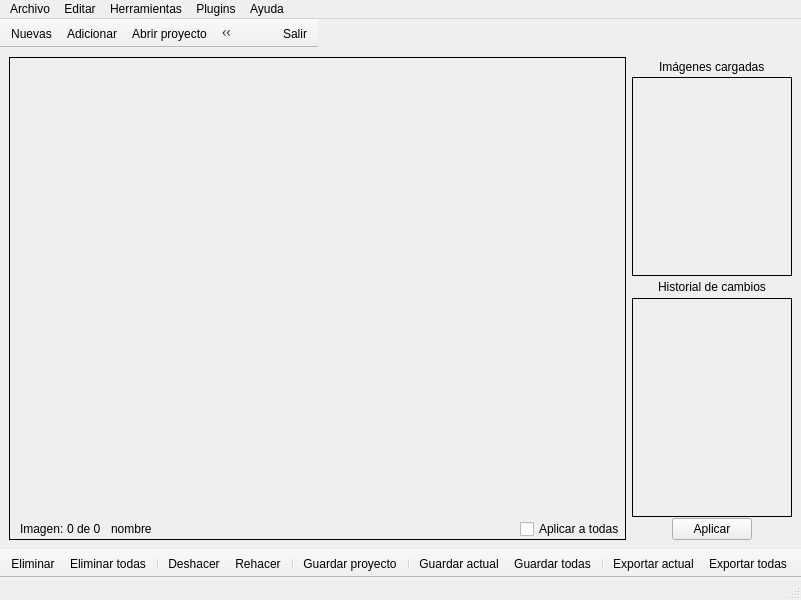
datwit/papirolux, file ui/principal.ui: the form before one commit.
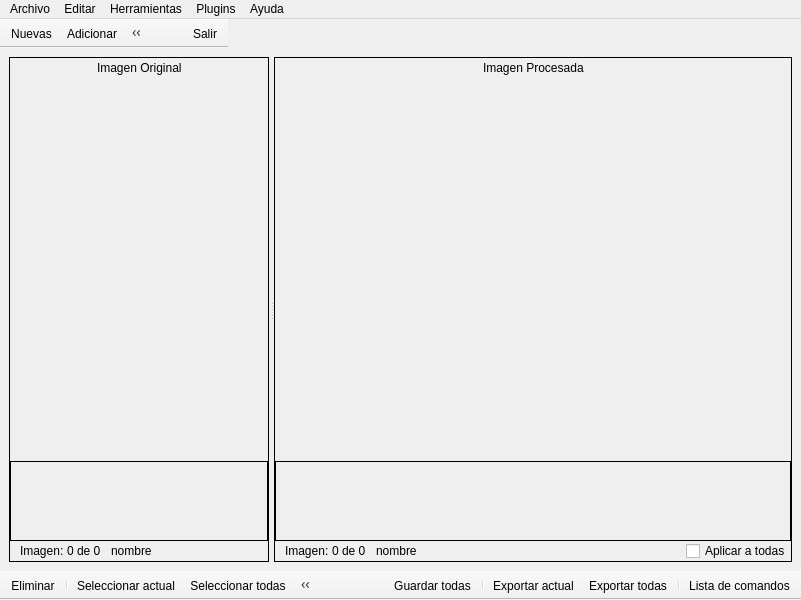
The form after the commit. Icons and pictures are not drawn.

Diff of the .ui file:
```diff
--- a/ui/principal.ui
+++ b/ui/principal.ui
@@ -18,266 +18,15 @@
     <normaloff>:/ayuda/recursos/imagenes/ayuda_rcs/icon_doclux.png</normaloff>:/ayuda/recursos/imagenes/ayuda_rcs/icon_doclux.png</iconset>
   </property>
   <widget class="QWidget" name="centralwidget">
-   <layout class="QGridLayout" name="gridLayout_8">
-    <item row="0" column="1">
-     <widget class="QWidget" name="widget" native="true">
-      <property name="minimumSize">
-       <size>
-        <width>160</width>
-        <height>0</height>
-       </size>
-      </property>
-      <property name="maximumSize">
-       <size>
-        <width>160</width>
-        <height>16777215</height>
-       </size>
-      </property>
-      <layout class="QVBoxLayout" name="verticalLayout_5">
-       <property name="spacing">
-        <number>1</number>
-       </property>
-       <property name="margin">
-        <number>0</number>
-       </property>
-       <item>
-        <layout class="QVBoxLayout" name="verticalLayout_4">
-         <property name="spacing">
-          <number>0</number>
-         </property>
-         <item>
-          <layout class="QHBoxLayout" name="horizontalLayout_4">
-           <item>
-            <spacer name="horizontalSpacer_6">
-             <property name="orientation">
-              <enum>Qt::Horizontal</enum>
-             </property>
-             <property name="sizeHint" stdset="0">
-              <size>
-               <width>40</width>
-               <height>20</height>
-              </size>
-             </property>
-            </spacer>
-           </item>
-           <item>
-            <widget class="QLabel" name="label_2">
-             <property name="text">
-              <string>Imágenes cargadas</string>
-             </property>
-            </widget>
-           </item>
-           <item>
-            <spacer name="horizontalSpacer_7">
-             <property name="orientation">
-              <enum>Qt::Horizontal</enum>
-             </property>
-             <property name="sizeHint" stdset="0">
-              <size>
-               <width>40</width>
-               <height>20</height>
-              </size>
-             </property>
-            </spacer>
-           </item>
-          </layout>
-         </item>
-         <item>
-          <widget class="QScrollArea" name="thumbCargadas">
-           <property name="frameShape">
-            <enum>QFrame::Box</enum>
-           </property>
-           <property name="frameShadow">
-            <enum>QFrame::Plain</enum>
-           </property>
-           <property name="lineWidth">
-            <number>1</number>
-           </property>
-           <property name="horizontalScrollBarPolicy">
-            <enum>Qt::ScrollBarAlwaysOff</enum>
-           </property>
-           <property name="widgetResizable">
-            <bool>true</bool>
-           </property>
-           <property name="alignment">
-            <set>Qt::AlignHCenter|Qt::AlignTop</set>
-           </property>
-           <widget class="QWidget" name="scrollAreaWidgetContents_4">
-            <property name="geometry">
-             <rect>
-              <x>0</x>
-              <y>0</y>
-              <width>156</width>
-              <height>194</height>
-             </rect>
-            </property>
-            <layout class="QVBoxLayout" name="verticalLayout_2">
-             <item>
-              <layout class="QVBoxLayout" name="miniaturas_cargadas">
-               <property name="spacing">
-                <number>3</number>
-               </property>
-              </layout>
-             </item>
-             <item>
-              <spacer name="verticalSpacer">
-               <property name="orientation">
-                <enum>Qt::Vertical</enum>
-               </property>
-               <property name="sizeHint" stdset="0">
-                <size>
-                 <width>10</width>
-                 <height>5</height>
-                </size>
-               </property>
-              </spacer>
-             </item>
-            </layout>
-           </widget>
-          </widget>
-         </item>
-        </layout>
-       </item>
-       <item>
-        <layout class="QHBoxLayout" name="horizontalLayout_5">
-         <item>
-          <spacer name="horizontalSpacer_8">
-           <property name="orientation">
-            <enum>Qt::Horizontal</enum>
-           </property>
-           <property name="sizeHint" stdset="0">
-            <size>
-             <width>40</width>
-             <height>20</height>
-            </size>
-           </property>
-          </spacer>
-         </item>
-         <item>
-          <widget class="QLabel" name="label_3">
-           <property name="text">
-            <string>Historial de cambios</string>
-           </property>
-          </widget>
-         </item>
-         <item>
-          <spacer name="horizontalSpacer_9">
-           <property name="orientation">
-            <enum>Qt::Horizontal</enum>
-           </property>
-           <property name="sizeHint" stdset="0">
-            <size>
-             <width>40</width>
-             <height>20</height>
-            </size>
-           </property>
-          </spacer>
-         </item>
-        </layout>
-       </item>
-       <item>
-        <widget class="QScrollArea" name="thumbComandos">
-         <property name="frameShape">
-          <enum>QFrame::Box</enum>
-         </property>
-         <property name="frameShadow">
-          <enum>QFrame::Plain</enum>
-         </property>
-         <property name="lineWidth">
-          <number>1</number>
-         </property>
-         <property name="verticalScrollBarPolicy">
-          <enum>Qt::ScrollBarAsNeeded</enum>
-         </property>
-         <property name="horizontalScrollBarPolicy">
-          <enum>Qt::ScrollBarAlwaysOff</enum>
-         </property>
-         <property name="widgetResizable">
-          <bool>true</bool>
-         </property>
-         <property name="alignment">
-          <set>Qt::AlignHCenter|Qt::AlignTop</set>
-         </property>
-         <widget class="QWidget" name="scrollAreaWidgetContents_5">
-          <property name="geometry">
-           <rect>
-            <x>0</x>
-            <y>0</y>
-            <width>158</width>
-            <height>218</height>
-           </rect>
-          </property>
-          <layout class="QVBoxLayout" name="verticalLayout_3">
-           <item>
-            <layout class="QVBoxLayout" name="miniaturas_comandos">
-             <property name="spacing">
-              <number>3</number>
-             </property>
-            </layout>
-           </item>
-           <item>
-            <spacer name="verticalSpacer_2">
-             <property name="orientation">
-              <enum>Qt::Vertical</enum>
-             </property>
-             <property name="sizeHint" stdset="0">
-              <size>
-               <width>10</width>
-               <height>5</height>
-              </size>
-             </property>
-            </spacer>
-           </item>
-          </layout>
-         </widget>
-        </widget>
-       </item>
-       <item>
-        <layout class="QHBoxLayout" name="horizontalLayout_3">
-         <item>
-          <spacer name="horizontalSpacer_2">
-           <property name="orientation">
-            <enum>Qt::Horizontal</enum>
-           </property>
-           <property name="sizeHint" stdset="0">
-            <size>
-             <width>20</width>
-             <height>20</height>
-            </size>
-           </property>
-          </spacer>
-         </item>
-         <item>
-          <widget class="QPushButton" name="aplicarCmd">
-           <property name="text">
-            <string>Aplicar</string>
-           </property>
-          </widget>
-         </item>
-         <item>
-          <spacer name="horizontalSpacer_4">
-           <property name="orientation">
-            <enum>Qt::Horizontal</enum>
-           </property>
-           <property name="sizeHint" stdset="0">
-            <size>
-             <width>20</width>
-             <height>20</height>
-            </size>
-           </property>
-          </spacer>
-         </item>
-        </layout>
-       </item>
-      </layout>
-      <zorder></zorder>
-      <zorder></zorder>
-      <zorder>thumbComandos</zorder>
-     </widget>
-    </item>
+   <layout class="QGridLayout" name="gridLayout_3">
     <item row="0" column="0">
-     <layout class="QHBoxLayout" name="horizontalLayout">
-      <item>
+     <widget class="QSplitter" name="splitter">
+      <property name="orientation">
+       <enum>Qt::Horizontal</enum>
+      </property>
+      <property name="handleWidth">
+       <number>5</number>
+      </property>
        <widget class="QFrame" name="areaOriginal">
         <property name="frameShape">
          <enum>QFrame::Box</enum>
@@ -295,7 +44,7 @@
          <property name="spacing">
           <number>0</number>
          </property>
-         <item row="7" column="0">
+        <item row="8" column="0">
           <layout class="QHBoxLayout" name="horizontalLayout_2">
            <item>
             <spacer name="horizontalSpacer_3">
@@ -363,22 +112,18 @@
              </property>
             </spacer>
            </item>
-           <item>
-            <widget class="QCheckBox" name="aplicar_todas">
-             <property name="text">
-              <string>Aplicar a todas</string>
-             </property>
-            </widget>
-           </item>
-          </layout>
-         </item>
-         <item row="6" column="0">
+         </layout>
+        </item>
+        <item row="7" column="0">
           <layout class="QVBoxLayout" name="verticalLayout">
-           <property name="spacing">
-            <number>5</number>
-           </property>
            <item>
             <widget class="QScrollArea" name="imgOriginal">
+            <property name="minimumSize">
+             <size>
+              <width>200</width>
+              <height>0</height>
+             </size>
+            </property>
              <property name="frameShape">
               <enum>QFrame::NoFrame</enum>
              </property>
@@ -396,8 +141,8 @@
                <rect>
                 <x>0</x>
                 <y>0</y>
-                <width>623</width>
-                <height>462</height>
+               <width>291</width>
+               <height>343</height>
                </rect>
               </property>
               <layout class="QGridLayout" name="gridLayout_4">
@@ -412,12 +157,352 @@
              </widget>
             </widget>
            </item>
-          </layout>
-         </item>
-        </layout>
-       </widget>
-      </item>
-     </layout>
+          <item>
+           <widget class="QScrollArea" name="thumbOriginal">
+            <property name="minimumSize">
+             <size>
+              <width>200</width>
+              <height>80</height>
+             </size>
+            </property>
+            <property name="maximumSize">
+             <size>
+              <width>16777215</width>
+              <height>80</height>
+             </size>
+            </property>
+            <property name="frameShape">
+             <enum>QFrame::Box</enum>
+            </property>
+            <property name="frameShadow">
+             <enum>QFrame::Plain</enum>
+            </property>
+            <property name="lineWidth">
+             <number>1</number>
+            </property>
+            <property name="widgetResizable">
+             <bool>true</bool>
+            </property>
+            <widget class="QWidget" name="scrollAreaWidgetContents_3">
+             <property name="geometry">
+              <rect>
+               <x>0</x>
+               <y>0</y>
+               <width>289</width>
+               <height>78</height>
+              </rect>
+             </property>
+             <layout class="QGridLayout" name="gridLayout_6">
+              <item row="0" column="0">
+               <layout class="QHBoxLayout" name="miniaturas_originales">
+                <property name="spacing">
+                 <number>5</number>
+                </property>
+               </layout>
+              </item>
+              <item row="0" column="1">
+               <spacer name="horizontalSpacer_11">
+                <property name="orientation">
+                 <enum>Qt::Horizontal</enum>
+                </property>
+                <property name="sizeHint" stdset="0">
+                 <size>
+                  <width>40</width>
+                  <height>20</height>
+                 </size>
+                </property>
+               </spacer>
+              </item>
+             </layout>
+            </widget>
+           </widget>
+          </item>
+         </layout>
+        </item>
+        <item row="3" column="0">
+         <layout class="QHBoxLayout" name="horizontalLayout_4">
+          <property name="spacing">
+           <number>10</number>
+          </property>
+          <item>
+           <spacer name="horizontalSpacer_9">
+            <property name="orientation">
+             <enum>Qt::Horizontal</enum>
+            </property>
+            <property name="sizeHint" stdset="0">
+             <size>
+              <width>40</width>
+              <height>20</height>
+             </size>
+            </property>
+           </spacer>
+          </item>
+          <item>
+           <widget class="QLabel" name="label_3">
+            <property name="text">
+             <string>Imagen Original</string>
+            </property>
+           </widget>
+          </item>
+          <item>
+           <spacer name="horizontalSpacer_8">
+            <property name="orientation">
+             <enum>Qt::Horizontal</enum>
+            </property>
+            <property name="sizeHint" stdset="0">
+             <size>
+              <width>40</width>
+              <height>20</height>
+             </size>
+            </property>
+           </spacer>
+          </item>
+         </layout>
+        </item>
+       </layout>
+      </widget>
+      <widget class="QFrame" name="areaProcesada">
+       <property name="frameShape">
+        <enum>QFrame::Box</enum>
+       </property>
+       <property name="frameShadow">
+        <enum>QFrame::Plain</enum>
+       </property>
+       <property name="lineWidth">
+        <number>1</number>
+       </property>
+       <layout class="QGridLayout" name="gridLayout_2">
+        <property name="margin">
+         <number>0</number>
+        </property>
+        <property name="spacing">
+         <number>0</number>
+        </property>
+        <item row="0" column="0">
+         <layout class="QVBoxLayout" name="verticalLayout_2">
+          <item>
+           <layout class="QHBoxLayout" name="horizontalLayout_5">
+            <property name="spacing">
+             <number>10</number>
+            </property>
+            <item>
+             <spacer name="horizontalSpacer_10">
+              <property name="orientation">
+               <enum>Qt::Horizontal</enum>
+              </property>
+              <property name="sizeHint" stdset="0">
+               <size>
+                <width>40</width>
+                <height>20</height>
+               </size>
+              </property>
+             </spacer>
+            </item>
+            <item>
+             <widget class="QLabel" name="label_4">
+              <property name="text">
+               <string>Imagen Procesada</string>
+              </property>
+             </widget>
+            </item>
+            <item>
+             <spacer name="horizontalSpacer_7">
+              <property name="orientation">
+               <enum>Qt::Horizontal</enum>
+              </property>
+              <property name="sizeHint" stdset="0">
+               <size>
+                <width>40</width>
+                <height>20</height>
+               </size>
+              </property>
+             </spacer>
+            </item>
+           </layout>
+          </item>
+          <item>
+           <widget class="QScrollArea" name="imgProcesada">
+            <property name="minimumSize">
+             <size>
+              <width>400</width>
+              <height>0</height>
+             </size>
+            </property>
+            <property name="frameShape">
+             <enum>QFrame::NoFrame</enum>
+            </property>
+            <property name="frameShadow">
+             <enum>QFrame::Plain</enum>
+            </property>
+            <property name="widgetResizable">
+             <bool>true</bool>
+            </property>
+            <widget class="QWidget" name="scrollAreaWidgetContents_2">
+             <property name="geometry">
+              <rect>
+               <x>0</x>
+               <y>0</y>
+               <width>479</width>
+               <height>335</height>
+              </rect>
+             </property>
+             <layout class="QGridLayout" name="gridLayout_5">
+              <item row="1" column="0">
+               <widget class="QLabel" name="img_Procesada">
+                <property name="text">
+                 <string/>
+                </property>
+                <property name="pixmap">
+                 <pixmap>../recursos/Archivo11.JPG</pixmap>
+                </property>
+               </widget>
+              </item>
+             </layout>
+            </widget>
+           </widget>
+          </item>
+          <item>
+           <widget class="QScrollArea" name="thumbProcesada">
+            <property name="minimumSize">
+             <size>
+              <width>0</width>
+              <height>80</height>
+             </size>
+            </property>
+            <property name="maximumSize">
+             <size>
+              <width>16777215</width>
+              <height>80</height>
+             </size>
+            </property>
+            <property name="frameShape">
+             <enum>QFrame::Box</enum>
+            </property>
+            <property name="frameShadow">
+             <enum>QFrame::Plain</enum>
+            </property>
+            <property name="lineWidth">
+             <number>1</number>
+            </property>
+            <property name="widgetResizable">
+             <bool>true</bool>
+            </property>
+            <widget class="QWidget" name="scrollAreaWidgetContents_4">
+             <property name="geometry">
+              <rect>
+               <x>0</x>
+               <y>0</y>
+               <width>477</width>
+               <height>78</height>
+              </rect>
+             </property>
+             <layout class="QGridLayout" name="gridLayout_7">
+              <item row="0" column="0">
+               <layout class="QHBoxLayout" name="miniaturas_procesadas">
+                <property name="spacing">
+                 <number>5</number>
+                </property>
+               </layout>
+              </item>
+              <item row="0" column="1">
+               <spacer name="horizontalSpacer_12">
+                <property name="orientation">
+                 <enum>Qt::Horizontal</enum>
+                </property>
+                <property name="sizeHint" stdset="0">
+                 <size>
+                  <width>40</width>
+                  <height>20</height>
+                 </size>
+                </property>
+               </spacer>
+              </item>
+             </layout>
+            </widget>
+           </widget>
+          </item>
+         </layout>
+        </item>
+        <item row="1" column="0">
+         <layout class="QHBoxLayout" name="horizontalLayout_3">
+          <item>
+           <spacer name="horizontalSpacer_4">
+            <property name="orientation">
+             <enum>Qt::Horizontal</enum>
+            </property>
+            <property name="sizeType">
+             <enum>QSizePolicy::Fixed</enum>
+            </property>
+            <property name="sizeHint" stdset="0">
+             <size>
+              <width>10</width>
+              <height>20</height>
+             </size>
+            </property>
+           </spacer>
+          </item>
+          <item>
+           <widget class="QLabel" name="label_2">
+            <property name="text">
+             <string>Imagen: </string>
+            </property>
+           </widget>
+          </item>
+          <item>
+           <widget class="QLabel" name="indicadorProcesada">
+            <property name="text">
+             <string>0 de 0</string>
+            </property>
+           </widget>
+          </item>
+          <item>
+           <spacer name="horizontalSpacer_6">
+            <property name="orientation">
+             <enum>Qt::Horizontal</enum>
+            </property>
+            <property name="sizeType">
+             <enum>QSizePolicy::Fixed</enum>
+            </property>
+            <property name="sizeHint" stdset="0">
+             <size>
+              <width>10</width>
+              <height>20</height>
+             </size>
+            </property>
+           </spacer>
+          </item>
+          <item>
+           <widget class="QLabel" name="nombreProcesada">
+            <property name="text">
+             <string>nombre</string>
+            </property>
+           </widget>
+          </item>
+          <item>
+           <spacer name="horizontalSpacer_2">
+            <property name="orientation">
+             <enum>Qt::Horizontal</enum>
+            </property>
+            <property name="sizeHint" stdset="0">
+             <size>
+              <width>40</width>
+              <height>20</height>
+             </size>
+            </property>
+           </spacer>
+          </item>
+          <item>
+           <widget class="QCheckBox" name="aplicar_todas">
+            <property name="text">
+             <string>Aplicar a todas</string>
+            </property>
+           </widget>
+          </item>
+         </layout>
+        </item>
+       </layout>
+      </widget>
+     </widget>
     </item>
    </layout>
   </widget>
@@ -501,14 +586,37 @@
    </attribute>
    <addaction name="actionNuevas"/>
    <addaction name="actionAdicionar"/>
-   <addaction name="actionAbrirProyecto"/>
+  </widget>
+  <widget class="QToolBar" name="toolBarOriginal">
+   <property name="contextMenuPolicy">
+    <enum>Qt::PreventContextMenu</enum>
+   </property>
+   <property name="windowTitle">
+    <string>toolBar_2</string>
+   </property>
+   <property name="movable">
+    <bool>false</bool>
+   </property>
+   <attribute name="toolBarArea">
+    <enum>BottomToolBarArea</enum>
+   </attribute>
+   <attribute name="toolBarBreak">
+    <bool>false</bool>
+   </attribute>
+   <addaction name="actionEliminar"/>
+   <addaction name="separator"/>
+   <addaction name="actionSeleccionar_actual"/>
+   <addaction name="actionSeleccionar_todas"/>
   </widget>
   <widget class="QToolBar" name="toolBarProcesada">
    <property name="contextMenuPolicy">
     <enum>Qt::PreventContextMenu</enum>
    </property>
    <property name="windowTitle">
-    <string>Herramientas</string>
+    <string>toolBar_3</string>
+   </property>
+   <property name="layoutDirection">
+    <enum>Qt::RightToLeft</enum>
    </property>
    <property name="movable">
     <bool>false</bool>
@@ -519,19 +627,16 @@
    <attribute name="toolBarBreak">
     <bool>false</bool>
    </attribute>
-   <addaction name="actionEliminar"/>
-   <addaction name="actionEliminarTodas"/>
+   <addaction name="actionListaComandos"/>
    <addaction name="separator"/>
-   <addaction name="actionDeshacer"/>
-   <addaction name="actionRehacer"/>
-   <addaction name="separator"/>
-   <addaction name="actionGuardarProyecto"/>
-   <addaction name="separator"/>
-   <addaction name="actionGuardar"/>
-   <addaction name="actionGuardarTodas"/>
-   <addaction name="separator"/>
-   <addaction name="actionExportar"/>
    <addaction name="actionExportarTodas"/>
+   <addaction name="actionExportar"/>
+   <addaction name="separator"/>
+   <addaction name="actionGuardarTodas"/>
+   <addaction name="actionGuardar"/>
+   <addaction name="separator"/>
+   <addaction name="actionRehacer"/>
+   <addaction name="actionDeshacer"/>
   </widget>
   <widget class="QToolBar" name="toolBar">
    <property name="minimumSize">
@@ -566,12 +671,6 @@
    </attribute>
    <addaction name="actionSalir"/>
    <addaction name="actionMinimizar"/>
-   <addaction name="actionGestionar_rea_de_intercambio"/>
-  </widget>
-  <widget class="QStatusBar" name="statusBar">
-   <property name="contextMenuPolicy">
-    <enum>Qt::NoContextMenu</enum>
-   </property>
   </widget>
   <action name="actionEliminar">
    <property name="icon">
@@ -665,8 +764,17 @@
    <property name="toolTip">
     <string>Guardar todas</string>
    </property>
-   <property name="shortcut">
-    <string>Ctrl+Shift+G</string>
+  </action>
+  <action name="actionListaComandos">
+   <property name="icon">
+    <iconset resource="recursos.qrc">
+     <normaloff>:/imgs/recursos/imagenes/lista_cmds.png</normaloff>:/imgs/recursos/imagenes/lista_cmds.png</iconset>
+   </property>
+   <property name="text">
+    <string>Lista de comandos</string>
+   </property>
+   <property name="toolTip">
+    <string>Lista de comandos</string>
    </property>
   </action>
   <action name="actionNuevas">
@@ -689,8 +797,23 @@
    <property name="text">
     <string>Salir</string>
    </property>
-   <property name="shortcut">
-    <string>Ctrl+Q</string>
+  </action>
+  <action name="actionSeleccionar_actual">
+   <property name="icon">
+    <iconset resource="recursos.qrc">
+     <normaloff>:/imgs/recursos/imagenes/seleccionar_actual.png</normaloff>:/imgs/recursos/imagenes/seleccionar_actual.png</iconset>
+   </property>
+   <property name="text">
+    <string>Seleccionar actual</string>
+   </property>
+  </action>
+  <action name="actionSeleccionar_todas">
+   <property name="icon">
+    <iconset resource="recursos.qrc">
+     <normaloff>:/imgs/recursos/imagenes/seleccionar_todas.png</normaloff>:/imgs/recursos/imagenes/seleccionar_todas.png</iconset>
+   </property>
+   <property name="text">
+    <string>Seleccionar todas</string>
    </property>
   </action>
   <action name="actionAdicionar">
@@ -727,96 +850,6 @@
    </property>
    <property name="text">
     <string>Minimizar</string>
-   </property>
-   <property name="shortcut">
-    <string>Ctrl+Shift+M</string>
-   </property>
-  </action>
-  <action name="actionAyuda">
-   <property name="icon">
-    <iconset resource="recursos.qrc">
-     <normaloff>:/imgs/recursos/imagenes/help.png</normaloff>:/imgs/recursos/imagenes/help.png</iconset>
-   </property>
-   <property name="text">
-    <string>Ayuda</string>
-   </property>
-   <property name="shortcut">
-    <string>F1</string>
-   </property>
-  </action>
-  <action name="actionEliminarTodas">
-   <property name="icon">
-    <iconset resource="recursos.qrc">
-     <normaloff>:/imgs/recursos/imagenes/delete_img_02.png</normaloff>:/imgs/recursos/imagenes/delete_img_02.png</iconset>
-   </property>
-   <property name="text">
-    <string>Eliminar todas</string>
-   </property>
-   <property name="toolTip">
-    <string>Eliminar todas</string>
-   </property>
-   <property name="shortcut">
-    <string>Ctrl+Shift+E</string>
-   </property>
-  </action>
-  <action name="actionAbrirProyecto">
-   <property name="icon">
-    <iconset resource="recursos.qrc">
-     <normaloff>:/imgs/recursos/imagenes/open_project_dlx.png</normaloff>:/imgs/recursos/imagenes/open_project_dlx.png</iconset>
-   </property>
-   <property name="text">
-    <string>Abrir proyecto</string>
-   </property>
-   <property name="toolTip">
-    <string>Abrir proyecto .dlx</string>
-   </property>
-   <property name="shortcut">
-    <string>Ctrl+O</string>
-   </property>
-  </action>
-  <action name="actionGuardarProyecto">
-   <property name="icon">
-    <iconset resource="recursos.qrc">
-     <normaloff>:/imgs/recursos/imagenes/save_project.png</normaloff>:/imgs/recursos/imagenes/save_project.png</iconset>
-   </property>
-   <property name="text">
-    <string>Guardar proyecto</string>
-   </property>
-   <property name="toolTip">
-    <string>Guardar proyecto .dlx</string>
-   </property>
-   <property name="shortcut">
-    <string>Ctrl+Shift+O</string>
-   </property>
-  </action>
-  <action name="actionLimpiarAreaDeIntercambio">
-   <property name="icon">
-    <iconset resource="recursos.qrc">
-     <normaloff>:/imgs/recursos/imagenes/clean_swap.png</normaloff>:/imgs/recursos/imagenes/clean_swap.png</iconset>
-   </property>
-   <property name="text">
-    <string>Limpiar área de intercambio</string>
-   </property>
-   <property name="toolTip">
-    <string>Limpiar área de intercambio</string>
-   </property>
-   <property name="shortcut">
-    <string>Ctrl+L</string>
-   </property>
-  </action>
-  <action name="actionGestionar_rea_de_intercambio">
-   <property name="icon">
-    <iconset resource="recursos.qrc">
-     <normaloff>:/imgs/recursos/imagenes/gest_swap.png</normaloff>:/imgs/recursos/imagenes/gest_swap.png</iconset>
-   </property>
-   <property name="text">
-    <string>Gestionar área de intercambio</string>
-   </property>
-   <property name="toolTip">
-    <string>Gestionar área de intercambio</string>
-   </property>
-   <property name="shortcut">
-    <string>Ctrl+Shift+L</string>
    </property>
   </action>
  </widget>
```
Left out of the diff: 62 changed lines with no effect on the pictures. Lines whose indentation alone changed are shown as unchanged.
